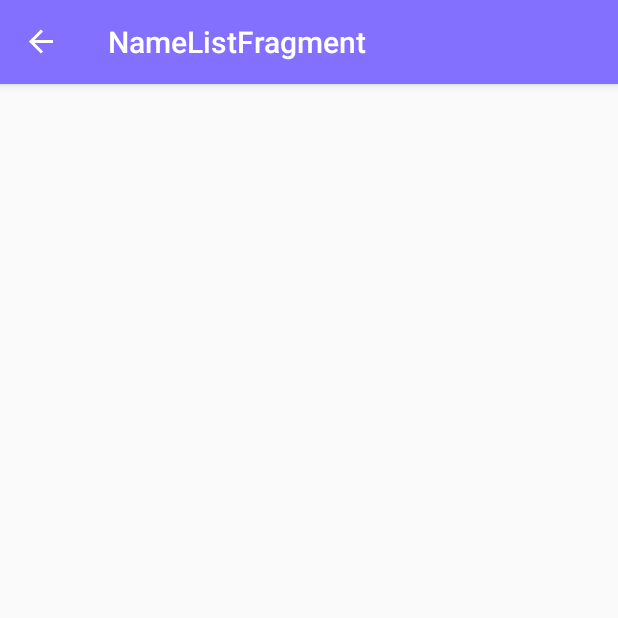
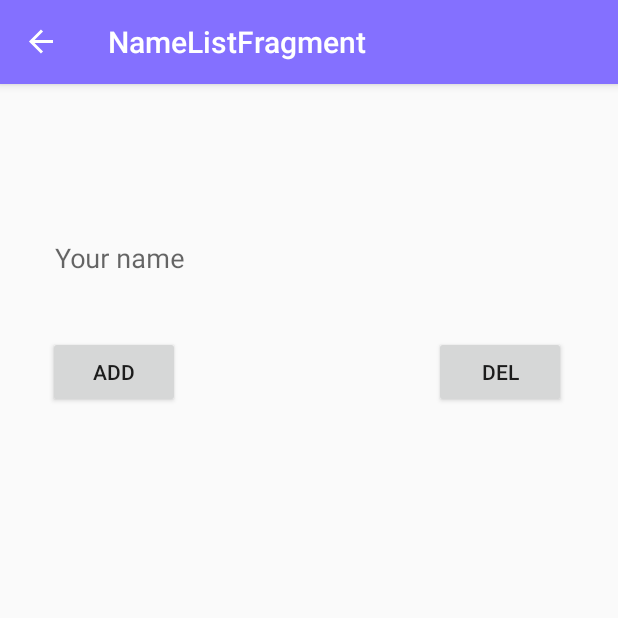
Before and after one commit to KlawitChanyut/MyFirstApp, an Android app: the NameListFragment screen opened through its navigation route, on a phone screen of 412 x 824 dp, the top half of it. Run offline under Robolectric (Android 15) with nearby library versions, the phone set to English and light mode, and no system bars; our stand-ins replace data binding, navigation-ui; Roboto replaces fonts that are not available here.

Commit message:
Create NameListDatabase , DatabaseDao , NameList (no succeed)

```diff
--- a/app/build.gradle
+++ b/app/build.gradle
@@ -56,9 +56,13 @@ dependencies {
     implementation 'androidx.navigation:navigation-fragment-ktx:2.1.0'
     implementation 'androidx.navigation:navigation-ui-ktx:2.1.0'
     implementation 'androidx.recyclerview:recyclerview:1.1.0'
+    implementation 'androidx.room:room-runtime:2.2.5'
     testImplementation 'junit:junit:4.12'
     androidTestImplementation 'androidx.test:runner:1.1.0-alpha4'
     androidTestImplementation 'androidx.test.espresso:espresso-core:3.1.0-alpha4'
     implementation "com.google.android.material:material:1.0.0-rc01"
     implementation "com.google.android.material:material:$supportlibVersion"
+    annotationProcessor 'androidx.room:room-compiler:2.2.5'
+
+
 }
--- /dev/null
+++ b/app/src/main/java/com/example/android/navigation/database/DatabaseDao.kt
@@ -0,0 +1,4 @@
+package com.example.android.navigation.database
+
+interface DatabaseDao {
+}
--- /dev/null
+++ b/app/src/main/java/com/example/android/navigation/database/NameList.kt
@@ -0,0 +1,4 @@
+package com.example.android.navigation.database
+
+class NameList {
+}
--- a/app/src/main/res/layout/fragment_name_list.xml
+++ b/app/src/main/res/layout/fragment_name_list.xml
@@ -1,6 +1,55 @@
 <?xml version="1.0" encoding="utf-8"?>
 <androidx.constraintlayout.widget.ConstraintLayout
-    xmlns:android="http://schemas.android.com/apk/res/android" android:layout_width="match_parent"
+    xmlns:android="http://schemas.android.com/apk/res/android"
+    xmlns:app="http://schemas.android.com/apk/res-auto"
+    xmlns:tools="http://schemas.android.com/tools"
+    android:layout_width="match_parent"
     android:layout_height="match_parent">
 
+    <com.google.android.material.textfield.TextInputLayout
+        android:layout_width="345dp"
+        android:layout_height="69dp"
+        android:layout_marginTop="72dp"
+        app:layout_constraintEnd_toEndOf="parent"
+        app:layout_constraintHorizontal_bias="0.492"
+        app:layout_constraintStart_toStartOf="parent"
+        app:layout_constraintTop_toTopOf="parent">
+
+        <com.google.android.material.textfield.TextInputEditText
+            android:layout_width="344dp"
+            android:layout_height="69dp"
+            android:hint="Your name" />
+    </com.google.android.material.textfield.TextInputLayout>
+
+
+    <Button
+        android:id="@+id/button"
+        android:layout_width="wrap_content"
+        android:layout_height="wrap_content"
+        android:layout_marginTop="168dp"
+        android:text="Add"
+        app:layout_constraintEnd_toEndOf="parent"
+        app:layout_constraintHorizontal_bias="0.099"
+        app:layout_constraintStart_toStartOf="parent"
+        app:layout_constraintTop_toTopOf="parent" />
+
+    <ListView
+        android:layout_width="347dp"
+        android:layout_height="471dp"
+        android:layout_marginTop="244dp"
+        app:layout_constraintEnd_toEndOf="parent"
+        app:layout_constraintStart_toStartOf="parent"
+        app:layout_constraintTop_toTopOf="parent" />
+
+    <Button
+        android:id="@+id/button2"
+        android:layout_width="wrap_content"
+        android:layout_height="wrap_content"
+        android:layout_marginTop="168dp"
+        android:text="Del"
+        app:layout_constraintEnd_toEndOf="parent"
+        app:layout_constraintHorizontal_bias="0.894"
+        app:layout_constraintStart_toStartOf="parent"
+        app:layout_constraintTop_toTopOf="parent" />
+
 </androidx.constraintlayout.widget.ConstraintLayout>
```
Also changed, not shown: app/src/main/java/com/example/android/navigation/database/NameListDatabase.kt (added, +36 -0 lines).
